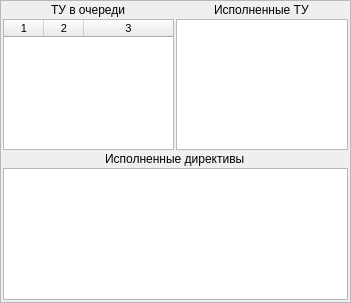
First picture: the form in kp_nix/frametu.ui, repository eugene-pa/armdncqt, before the edit.
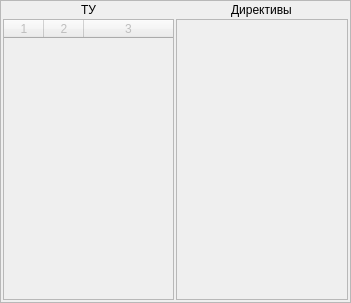
Second picture: the form after the edit.

```diff
--- a/kp_nix/frametu.ui
+++ b/kp_nix/frametu.ui
@@ -41,7 +41,7 @@
       <number>2</number>
      </property>
      <item>
-      <layout class="QHBoxLayout" name="horizontalLayout">
+      <layout class="QHBoxLayout" name="horizontalLayout" stretch="0,0">
        <property name="spacing">
         <number>2</number>
        </property>
@@ -53,15 +53,18 @@
          <item alignment="Qt::AlignHCenter">
           <widget class="QLabel" name="label">
            <property name="text">
-            <string>ТУ в очереди</string>
+            <string>ТУ</string>
            </property>
           </widget>
          </item>
          <item>
-          <widget class="QTableWidget" name="table_TODO">
+          <widget class="QTableWidget" name="table_TU">
+           <property name="enabled">
+            <bool>false</bool>
+           </property>
            <property name="font">
             <font>
-             <pointsize>8</pointsize>
+             <pointsize>9</pointsize>
             </font>
            </property>
            <property name="showGrid">
@@ -100,27 +103,21 @@
          <item alignment="Qt::AlignHCenter">
           <widget class="QLabel" name="label_2">
            <property name="text">
-            <string>Исполненные ТУ</string>
+            <string>Директивы</string>
            </property>
           </widget>
          </item>
          <item>
-          <widget class="QTableWidget" name="table_DONE"/>
+          <widget class="QTableWidget" name="table_SYS">
+           <property name="enabled">
+            <bool>false</bool>
+           </property>
+          </widget>
          </item>
         </layout>
        </item>
       </layout>
      </item>
-     <item alignment="Qt::AlignHCenter">
-      <widget class="QLabel" name="label_3">
-       <property name="text">
-        <string>Исполненные директивы</string>
-       </property>
-      </widget>
-     </item>
-     <item>
-      <widget class="QTableWidget" name="table_SYS"/>
-     </item>
     </layout>
    </item>
   </layout>
```
